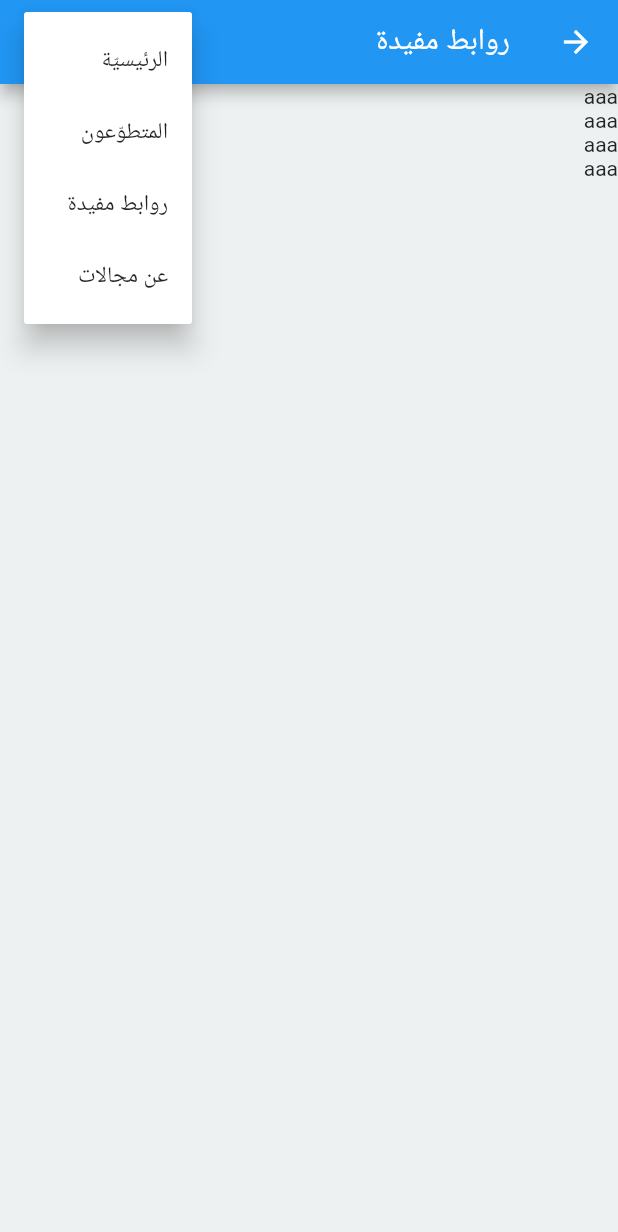
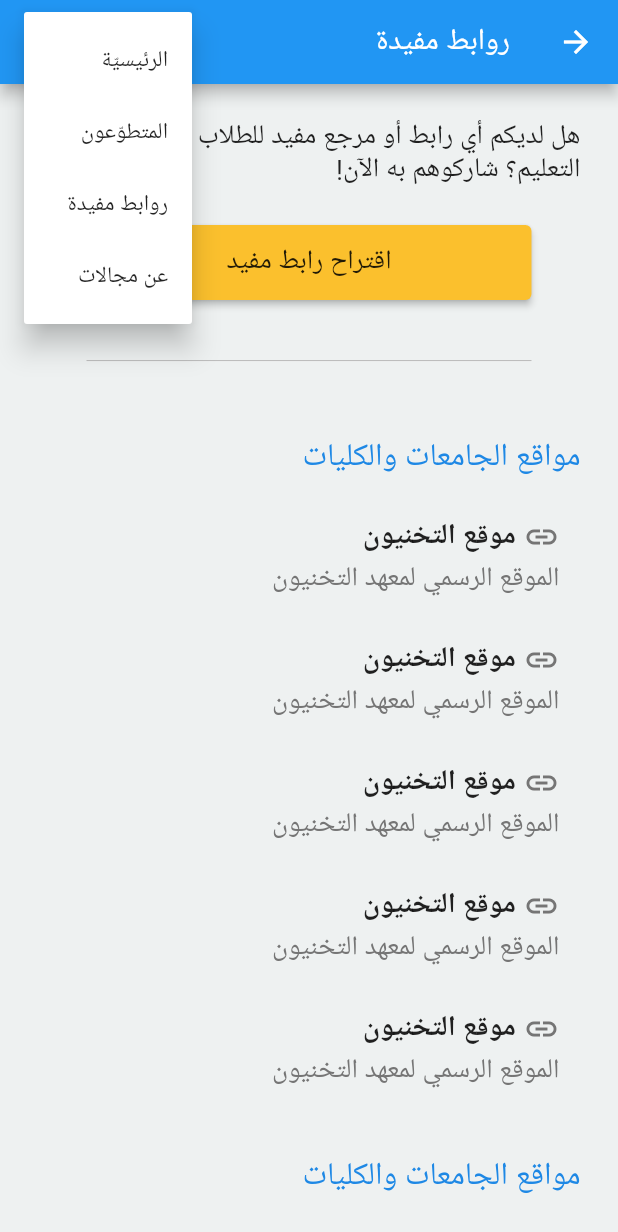
Before and after one commit to muhammad6535/Majalat-App, a Flutter app: the HelpfulLinksScreen screen opened directly, after a tap on the "more vert" icon, on a phone screen of 412 x 824 dp. Shown: the top 1232 px of the screen. Run offline on Flutter 3.47's test engine with Material 2 defaults, Android fonts, the light colour scheme and no system bars; our stand-ins replace flutter_spinkit, font_awesome_flutter, get, google_fonts, shared_preferences; missing offline and left inert: flutter_email_sender; accounts and stored records are empty; network calls fail; Roboto replaces fonts that are missing (Almarai); statements that could not run were skipped.

Commit message:
build dynamci helpful link widgets

```diff
--- a/lib/screens/Home_Screen.dart
+++ b/lib/screens/Home_Screen.dart
@@ -143,7 +143,7 @@ class HomeScreen extends StatelessWidget {
             id: 2,
             text: "الانضمام كمتطوّع\\ة",
             fontSize: 20,
-            backgroundColor: Colors.yellow.shade800,
+            backgroundColor: Colors.yellow.shade700,
             borderRadius: BorderRadius.circular(10),
             textColor: Colors.grey.shade800,
             minimumSize: Size(MediaQuery.of(context).size.width * 0.8, 50),
--- a/lib/screens/helpful_links_screen.dart
+++ b/lib/screens/helpful_links_screen.dart
@@ -1,4 +1,4 @@
-// ignore_for_file: prefer_const_constructors
+// ignore_for_file: prefer_const_constructors, sort_child_properties_last
 
 import 'package:flutter/material.dart';
 import 'package:google_fonts/google_fonts.dart';
@@ -9,6 +9,7 @@ class HelpfulLinksScreen extends StatelessWidget {
 
   @override
   Widget build(BuildContext context) {
+    Size size = MediaQuery.of(context).size;
     return Directionality(
       textDirection: TextDirection.rtl,
       child: Scaffold(
@@ -28,13 +29,117 @@ class HelpfulLinksScreen extends StatelessWidget {
             color: Color.fromARGB(183, 238, 242, 242),
             child: ListView(
               children: [
-                Text("aaa"),
-                Text("aaa"),
-                Text("aaa"),
-                Text("aaa"),
+                Padding(
+                  padding:
+                      const EdgeInsets.symmetric(vertical: 25, horizontal: 25),
+                  child: Column(
+                    children: [
+                      Text(
+                        "هل لديكم أي رابط أو مرجع مفيد للطلاب أو المقبلين على التعليم؟ شاركوهم به الآن!",
+                        style: GoogleFonts.almarai(
+                            color: Colors.black87, height: 1.2, fontSize: 18),
+                      ),
+                      SizedBox(
+                        height: 25,
+                      ),
+                      SizedBox(
+                        width: size.width * 0.72,
+                        height: 50,
+                        child: ElevatedButton(
+                          onPressed: () {},
+                          child: Text(
+                            "اقتراح رابط مفيد",
+                            style: GoogleFonts.almarai(
+                                color: Colors.black87, fontSize: 18),
+                          ),
+                          style: ElevatedButton.styleFrom(
+                              backgroundColor: Colors.yellow.shade700),
+                        ),
+                      ),
+                      SizedBox(
+                        height: 40,
+                      ),
+                      Container(
+                        height: 0.7,
+                        width: size.width * 0.72,
+                        color: Colors.grey.shade400,
+                      ),
+                      SizedBox(
+                        height: 50,
+                      ),
+                      buildSection("مواقع الجامعات والكليات"),
+                      SizedBox(
+                        height: 15,
+                      ),
+                      buildSection("مواقع الجامعات والكليات")
+                    ],
+                  ),
+                )
               ],
             ),
           )),
     );
   }
 }
+
+Widget buildSection(String title) {
+  return Container(
+      child: Column(children: [
+    Row(
+      mainAxisAlignment: MainAxisAlignment.start,
+      children: [
+        Text(
+          title,
+          style: GoogleFonts.almarai(color: Colors.blue.shade600, fontSize: 21),
+        ),
+      ],
+    ),
+    SizedBox(
+      height: 25,
+    ),
+    linkCard(),
+    linkCard(),
+    linkCard(),
+    linkCard(),
+    linkCard(),
+  ]));
+}
+
+Widget linkCard() {
+  return InkWell(
+    onTap: () {},
+    splashColor: Colors.grey.shade700,
+    child: Padding(
+      padding: const EdgeInsets.only(right: 14, bottom: 28),
+      child: Column(
+        children: [
+          Row(
+            children: [
+              Icon(Icons.link, color: Colors.grey.shade600),
+              SizedBox(
+                width: 5,
+              ),
+              Text(
+                "موقع التخنيون",
+                style: GoogleFonts.almarai(
+                    fontWeight: FontWeight.bold, fontSize: 19),
+              )
+            ],
+          ),
+          SizedBox(
+            height: 3,
+          ),
+          Row(
+            children: [
+              Text(
+                "الموقع الرسمي لمعهد التخنيون",
+                style: GoogleFonts.almarai(
+                    fontSize: 18, color: Colors.grey.shade600),
+              ),
+            ],
+          )
+        ],
+      ),
+    ),
+  );
+}
```
